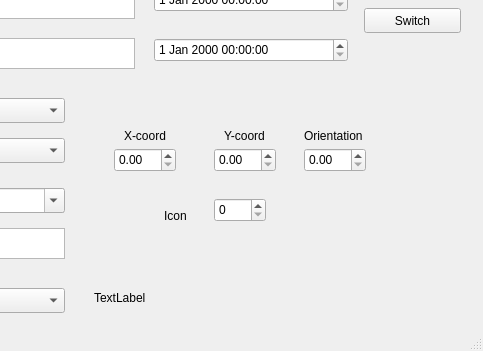
This is sensorMaintenance/mainwindow.ui in uh-adapsys/accompany as Qt 5 draws it before an edit; both pictures show x 366 to 849 and y 159 to 510 of the 849 by 510 pixel window. The edited form follows.
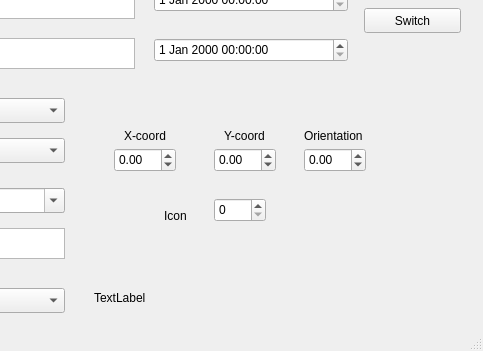
This is the edited form.

Patch:
```diff
--- a/sensorMaintenance/mainwindow.ui
+++ b/sensorMaintenance/mainwindow.ui
@@ -393,6 +393,9 @@
       <height>24</height>
      </rect>
     </property>
+    <property name="minimum">
+     <double>-360.000000000000000</double>
+    </property>
     <property name="maximum">
      <double>360.000000000000000</double>
     </property>
@@ -409,6 +412,9 @@
       <height>24</height>
      </rect>
     </property>
+    <property name="minimum">
+     <double>-360.000000000000000</double>
+    </property>
     <property name="maximum">
      <double>360.000000000000000</double>
     </property>
@@ -425,6 +431,9 @@
       <height>24</height>
      </rect>
     </property>
+    <property name="minimum">
+     <double>-360.000000000000000</double>
+    </property>
     <property name="maximum">
      <double>360.000000000000000</double>
     </property>
```
